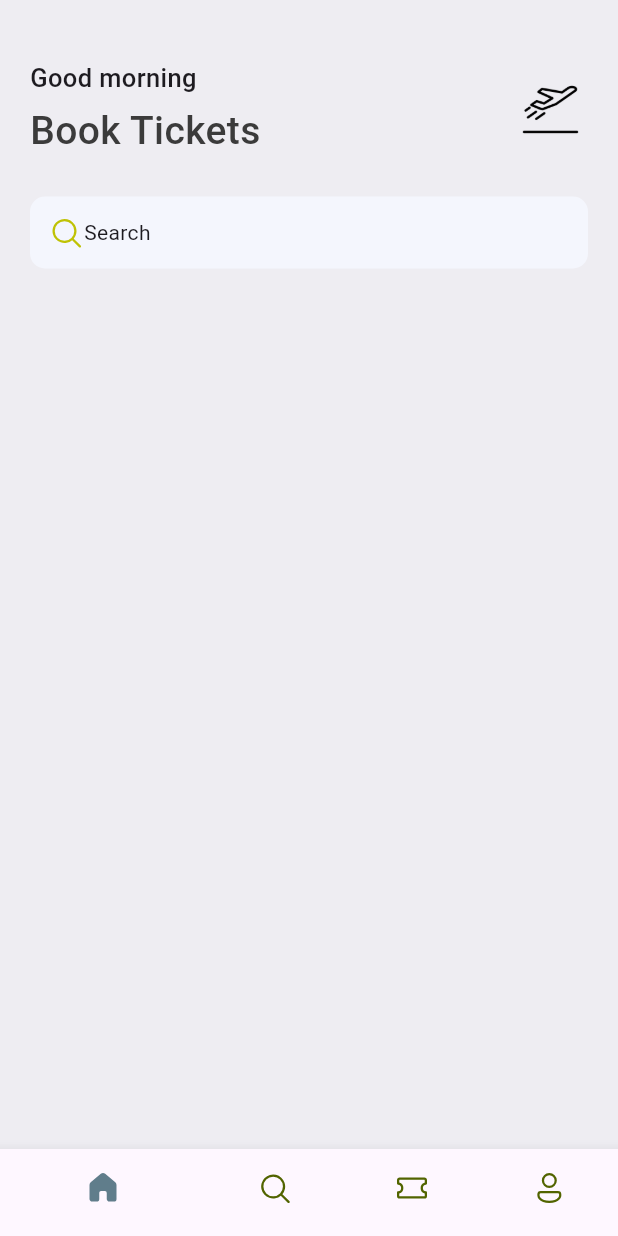
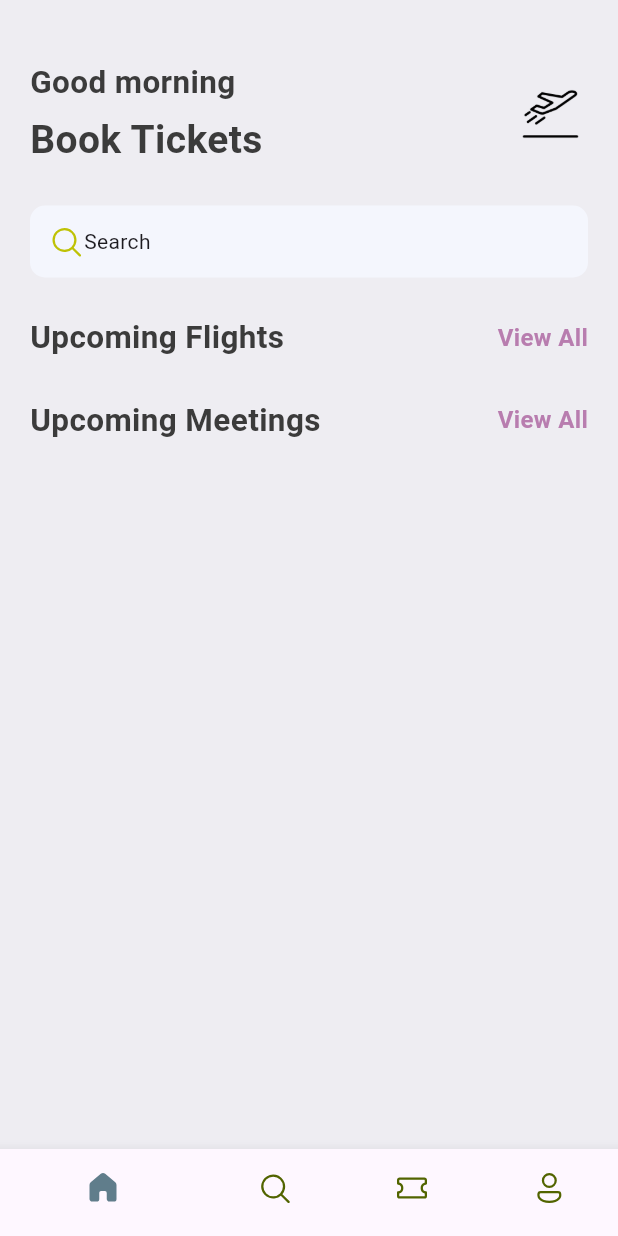
Before and after one commit to YUHR24/ticket-app, a Flutter app: the screen it shows after launch, on a phone screen of 412 x 824 dp. Run offline on Flutter 3.47's test engine with Material 3 defaults, Android fonts, the phone set to English and light mode, and no system bars; our stand-ins replace fluentui_icons.

Commit message:
actualizacion del HomeScreeb

```diff
--- a/lib/base/resources/styles/app_styles.dart
+++ b/lib/base/resources/styles/app_styles.dart
@@ -7,10 +7,17 @@ class AppStyles {
   static Color bgColor = const Color(0XFFEEEDF2);
   static Color textColor = const Color(0xFF3B3B3B);
 
-  static TextStyle headlineStyle2 = const TextStyle(
+
+  static TextStyle textStyle = TextStyle(
+      fontSize: 16, fontWeight: FontWeight.bold, color: textColor);
+
+  static TextStyle headlineStyle1 = TextStyle(
+      fontSize: 26, fontWeight: FontWeight.bold, color: textColor);
+
+  static TextStyle headlineStyle2 = TextStyle(
+      fontSize: 21, fontWeight: FontWeight.bold, color: textColor);
+
+  static TextStyle headlineStyle3 = const TextStyle(
       fontSize: 17, fontWeight: FontWeight.w500);
 
-  static TextStyle headlineStyle1 = TextStyle(
-      fontSize: 26, fontWeight: FontWeight.w500, color: textColor);
-
 }
--- /dev/null
+++ b/lib/base/widgets/app_double_text.dart
@@ -0,0 +1,30 @@
+import 'package:flutter/material.dart';
+import 'package:ticket_app/base/resources/styles/app_styles.dart';
+
+class AppDoubleText extends StatelessWidget {
+  const AppDoubleText(
+      {super.key, required this.bigText, required this.smallText});
+
+  final String bigText;
+  final String smallText;
+
+  @override
+  Widget build(BuildContext context) {
+    return Container(
+      // color: Colors.red,
+      // padding: const EdgeInsets.symmetric(horizontal: 20),
+      child: Row(
+        mainAxisAlignment: MainAxisAlignment.spaceBetween,
+        children: [
+          Text(bigText, style: AppStyles.headlineStyle2),
+          // InkWell(
+          //   onTap: () {},
+          // ),
+          Text(smallText, style: AppStyles.textStyle.copyWith(
+            color: AppStyles.primaryColor
+          )),
+        ],
+      ),
+    );
+  }
+}
--- a/lib/screens/home_screen.dart
+++ b/lib/screens/home_screen.dart
@@ -2,6 +2,7 @@ import 'package:fluentui_icons/fluentui_icons.dart';
 import 'package:flutter/material.dart';
 import 'package:ticket_app/base/resources/media.dart';
 import 'package:ticket_app/base/resources/styles/app_styles.dart';
+import 'package:ticket_app/base/widgets/app_double_text.dart';
 
 class HomeScreen extends StatelessWidget {
   const HomeScreen({super.key});
@@ -64,7 +65,11 @@ class HomeScreen extends StatelessWidget {
                         Text('Search'),
                       ],
                     ),
-                  )
+                  ),
+                  const SizedBox(height: 25),
+                  const AppDoubleText(bigText: 'Upcoming Flights', smallText: 'View All'),
+                  const SizedBox(height: 25),
+                  const AppDoubleText(bigText: 'Upcoming Meetings', smallText: 'View All')
                 ],
               ),
             )
```
